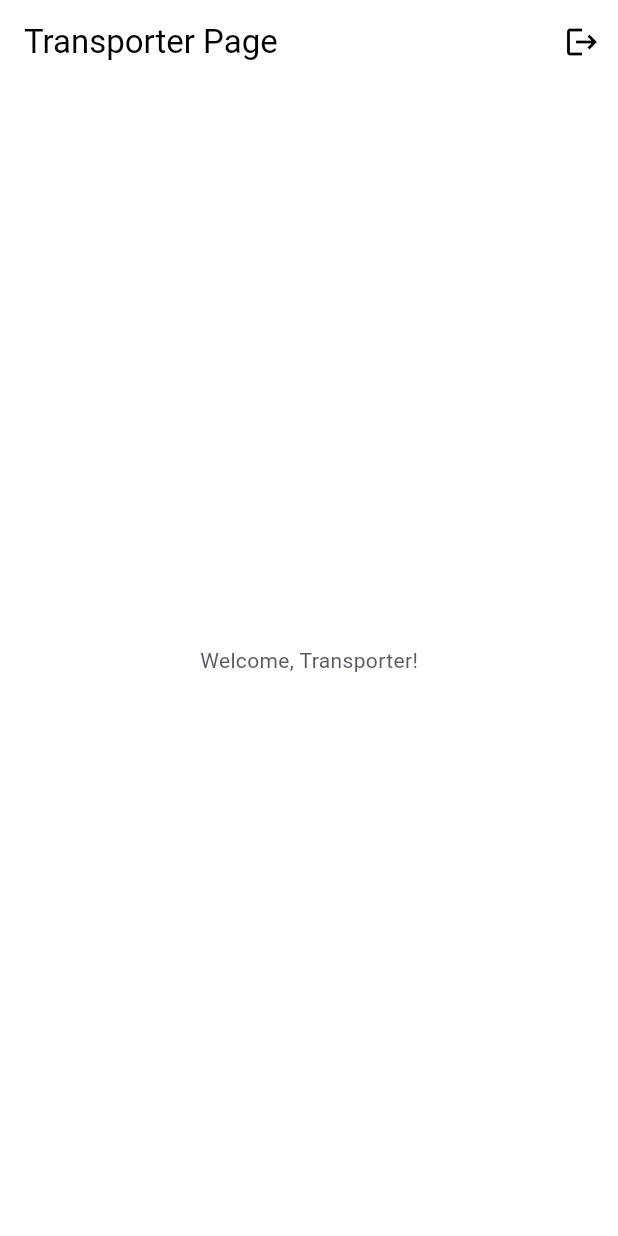
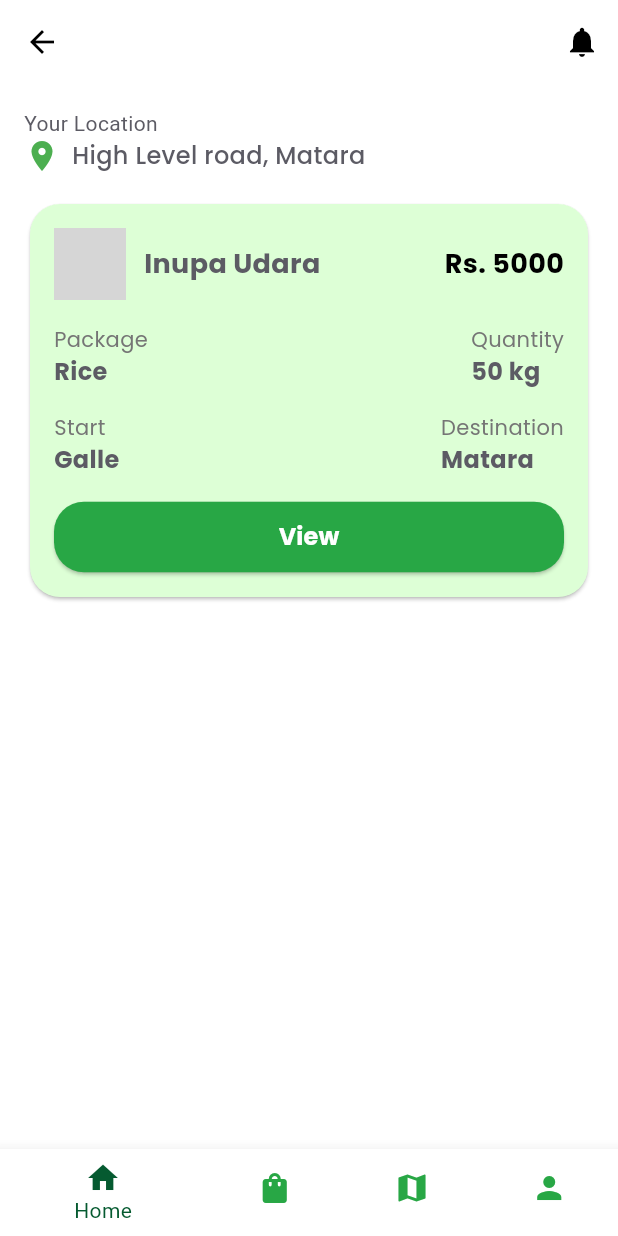
Before and after one commit to Yasindu07/Agri_Mart_UEE, a Flutter app: the TransporterScreen screen opened directly, on a phone screen of 412 x 824 dp. Run offline on Flutter 3.47's test engine with Material 3 defaults, Android fonts, the phone set to English and light mode, and no system bars; our stand-ins replace cloud_firestore, firebase_auth, firebase_core, fluttertoast, google_fonts, salomon_bottom_bar; accounts and stored records are empty; network calls fail; grey boxes are pictures that could not be loaded.

Commit message:
Add transpoter ui and google font

```diff
--- a/lib/screens/transporter_screen.dart
+++ b/lib/screens/transporter_screen.dart
@@ -1,4 +1,8 @@
 import 'package:agro_mart/screens/login_screen.dart';
+import 'package:agro_mart/screens/transpoter/TranspoterHome.dart';
+import 'package:agro_mart/screens/transpoter/TranspoterMap.dart';
+import 'package:agro_mart/screens/transpoter/TranspoterOrders.dart';
+import 'package:agro_mart/screens/transpoter/TranspoterProfile.dart';
 import 'package:agro_mart/services/auth_services.dart';
 import 'package:flutter/material.dart';
 
@@ -10,25 +14,48 @@ class TransporterScreen extends StatefulWidget {
 }
 
 class _TransporterScreenState extends State<TransporterScreen> {
+  int _selectedIndex = 0;
+
+  final List<Widget> _pages = [
+    TranspoterHome(),
+    TranspoterOrder(),
+    TranspoterMap(),
+    TranspoterProfile(),
+  ];
+
+  void _onItemTapped(int index) {
+    setState(() {
+      _selectedIndex = index;
+    });
+  }
+
   @override
   Widget build(BuildContext context) {
     return Scaffold(
-      appBar: AppBar(
-        title: Text("Transporter Page"),
-        automaticallyImplyLeading: false,
-        actions: [
-          IconButton(
-            icon: Icon(Icons.logout),
-            onPressed: () async {
-              await AuthServices().signOut();
-              Navigator.pushReplacement(context,
-                  MaterialPageRoute(builder: (context) => LoginScreen()));
-            },
+      body: _pages[_selectedIndex],
+      bottomNavigationBar: BottomNavigationBar(
+        currentIndex: _selectedIndex,
+        onTap: _onItemTapped,
+        items: const <BottomNavigationBarItem>[
+          BottomNavigationBarItem(
+            icon: Icon(Icons.home),
+            label: 'Home',
+          ),
+          BottomNavigationBarItem(
+            icon: Icon(Icons.shopping_bag),
+            label: 'Orders',
+          ),
+          BottomNavigationBarItem(
+            icon: Icon(Icons.map),
+            label: 'Map',
+          ),
+          BottomNavigationBarItem(
+            icon: Icon(Icons.person),
+            label: 'Profile',
           ),
         ],
-      ),
-      body: Center(
-        child: Text("Welcome, Transporter!"),
+        selectedItemColor: Color(0xFF055A30),
+        unselectedItemColor: Theme.of(context).colorScheme.primary,
       ),
     );
   }
--- /dev/null
+++ b/lib/screens/transpoter/TranspoterHome.dart
@@ -0,0 +1,206 @@
+import 'package:flutter/material.dart';
+import 'package:google_fonts/google_fonts.dart';
+
+class TranspoterHome extends StatelessWidget {
+  const TranspoterHome({super.key});
+
+  @override
+  Widget build(BuildContext context) {
+    return Scaffold(
+        appBar: AppBar(
+          backgroundColor: Colors.white,
+          elevation: 0,
+          actions: [
+            IconButton(
+              icon: Icon(Icons.notifications),
+              onPressed: () {},
+            ),
+          ],
+          centerTitle: true,
+        ),
+        body: Padding(
+          padding: const EdgeInsets.all(16.0),
+          child: Column(
+            crossAxisAlignment: CrossAxisAlignment.start,
+            children: [
+              // Location Text
+              Text("Your Location"),
+              Row(
+                children: [
+                  const Icon(Icons.location_on, color: Colors.green),
+                  const SizedBox(width: 8),
+                  Text(
+                    "High Level road, Matara",
+                    style: GoogleFonts.poppins(
+                      fontSize: 16,
+                      fontWeight: FontWeight.w500,
+                    ),
+                  ),
+                ],
+              ),
+              const SizedBox(height: 16),
+
+              // Card View
+              Card(
+                shape: RoundedRectangleBorder(
+                  borderRadius: BorderRadius.circular(20),
+                ),
+                color: Theme.of(context).colorScheme.secondary,
+                child: Padding(
+                  padding: const EdgeInsets.all(16.0),
+                  child: Column(
+                    crossAxisAlignment: CrossAxisAlignment.start,
+                    children: [
+                      Row(
+                        mainAxisAlignment: MainAxisAlignment.spaceBetween,
+                        children: [
+                          Row(
+                            children: [
+                              CircleAvatar(
+                                radius: 24,
+                                backgroundImage: NetworkImage(
+                                  'https://via.placeholder.com/150', // Add a URL or local image path
+                                ),
+                              ),
+                              const SizedBox(width: 12),
+                              Text(
+                                "Inupa Udara",
+                                style: GoogleFonts.poppins(
+                                  fontSize: 18,
+                                  fontWeight: FontWeight.bold,
+                                ),
+                              ),
+                            ],
+                          ),
+                          Text(
+                            "Rs. 5000",
+                            style: GoogleFonts.poppins(
+                              fontSize: 18,
+                              fontWeight: FontWeight.bold,
+                              color: Colors.black,
+                            ),
+                          ),
+                        ],
+                      ),
+                      const SizedBox(height: 16),
+                      Row(
+                        mainAxisAlignment: MainAxisAlignment.spaceBetween,
+                        children: [
+                          Column(
+                            crossAxisAlignment: CrossAxisAlignment.start,
+                            children: [
+                              Text(
+                                "Package",
+                                style: GoogleFonts.poppins(
+                                  fontSize: 14,
+                                  color: Colors.grey[600],
+                                ),
+                              ),
+                              Text(
+                                "Rice",
+                                style: GoogleFonts.poppins(
+                                  fontSize: 16,
+                                  fontWeight: FontWeight.bold,
+                                ),
+                              ),
+                            ],
+                          ),
+                          Column(
+                            crossAxisAlignment: CrossAxisAlignment.start,
+                            children: [
+                              Text(
+                                "Quantity",
+                                style: GoogleFonts.poppins(
+                                  fontSize: 14,
+                                  color: Colors.grey[600],
+                                ),
+                              ),
+                              Text(
+                                "50 kg",
+                                style: GoogleFonts.poppins(
+                                  fontSize: 16,
+                                  fontWeight: FontWeight.bold,
+                                ),
+                              ),
+                            ],
+                          ),
+                        ],
+                      ),
+                      const SizedBox(height: 16),
+                      Row(
+                        mainAxisAlignment: MainAxisAlignment.spaceBetween,
+                        children: [
+                          Column(
+                            crossAxisAlignment: CrossAxisAlignment.start,
+                            children: [
+                              Text(
+                                "Start",
+                                style: GoogleFonts.poppins(
+                                  fontSize: 14,
+                                  color: Colors.grey[600],
+                                ),
+                              ),
+                              Text(
+                                "Galle",
+                                style: GoogleFonts.poppins(
+                                  fontSize: 16,
+                                  fontWeight: FontWeight.bold,
+                                ),
+                              ),
+                            ],
+                          ),
+                          Column(
+                            crossAxisAlignment: CrossAxisAlignment.start,
+                            children: [
+                              Text(
+                                "Destination",
+                                style: GoogleFonts.poppins(
+                                  fontSize: 14,
+                                  color: Colors.grey[600],
+                                ),
+                              ),
+                              Text(
+                                "Matara",
+                                style: GoogleFonts.poppins(
+                                  fontSize: 16,
+                                  fontWeight: FontWeight.bold,
+                                ),
+                              ),
+                            ],
+                          ),
+                        ],
+                      ),
+                      const SizedBox(height: 16),
+                      Center(
+                        child: SizedBox(
+                          width: double.infinity,
+                          child: ElevatedButton(
+                            onPressed: () {},
+                            style: ElevatedButton.styleFrom(
+                              padding: const EdgeInsets.symmetric(
+                                  horizontal: 40, vertical: 12),
+                              shape: RoundedRectangleBorder(
+                                borderRadius: BorderRadius.circular(20),
+                              ),
+                              backgroundColor:
+                                  Theme.of(context).colorScheme.primary,
+                            ),
+                            child: Text(
+                              "View",
+                              style: GoogleFonts.poppins(
+                                  fontSize: 16,
+                                  fontWeight: FontWeight.bold,
+                                  color: Colors.white),
+                            ),
+                          ),
+                        ),
+                      ),
+                    ],
+                  ),
+                ),
+              ),
+            ],
+          ),
+        ));
+  }
+}
--- a/pubspec.yaml
+++ b/pubspec.yaml
@@ -40,6 +40,7 @@ dependencies:
   # The following adds the Cupertino Icons font to your application.
   # Use with the CupertinoIcons class for iOS style icons.
   cupertino_icons: ^1.0.8
+  google_fonts: ^6.2.1
 
 dev_dependencies:
   flutter_test:
```
Also changed, not shown: lib/screens/transpoter/TranspoterMap.dart (added, +10 -0 lines), lib/screens/transpoter/TranspoterOrders.dart (added, +143 -0 lines), lib/screens/transpoter/TranspoterProfile.dart (added, +198 -0 lines).
